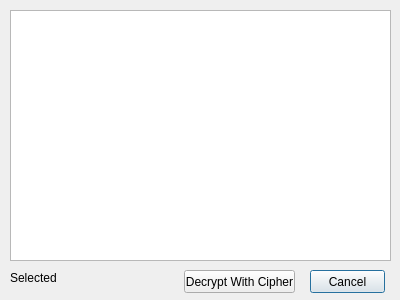
This is Code Breaking/CodeBreakerGUI/guesscipher.ui in jamesh1999/Misc-Programming as Qt 5 draws it before an edit. The edited form follows.
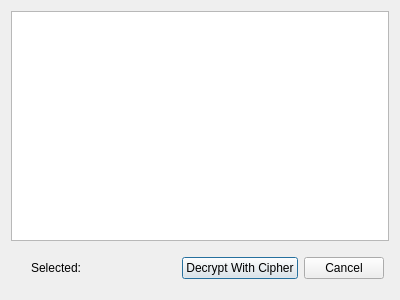
This is the edited form.

```diff
--- a/Code Breaking/CodeBreakerGUI/guesscipher.ui
+++ b/Code Breaking/CodeBreakerGUI/guesscipher.ui
@@ -13,68 +13,67 @@
   <property name="windowTitle">
    <string>Dialog</string>
   </property>
-  <widget class="QPushButton" name="pushButton">
-   <property name="geometry">
-    <rect>
-     <x>310</x>
-     <y>270</y>
-     <width>75</width>
-     <height>23</height>
-    </rect>
-   </property>
-   <property name="text">
-    <string>Cancel</string>
-   </property>
-  </widget>
-  <widget class="QPushButton" name="pushButton_2">
-   <property name="geometry">
-    <rect>
-     <x>184</x>
-     <y>270</y>
-     <width>111</width>
-     <height>23</height>
-    </rect>
-   </property>
-   <property name="text">
-    <string>Decrypt With Cipher</string>
-   </property>
-  </widget>
-  <widget class="QListWidget" name="listWidget">
-   <property name="geometry">
-    <rect>
-     <x>10</x>
-     <y>10</y>
-     <width>381</width>
-     <height>251</height>
-    </rect>
-   </property>
-  </widget>
+  <layout class="QVBoxLayout" name="verticalLayout_2">
+   <item>
+    <widget class="QListWidget" name="listWidget"/>
+   </item>
+   <item>
+    <layout class="QHBoxLayout" name="horizontalLayout">
+     <property name="leftMargin">
+      <number>20</number>
+     </property>
+     <property name="topMargin">
+      <number>10</number>
+     </property>
+     <property name="rightMargin">
+      <number>5</number>
+     </property>
+     <property name="bottomMargin">
+      <number>10</number>
+     </property>
+     <item>
   <widget class="QLabel" name="label">
-   <property name="geometry">
-    <rect>
-     <x>10</x>
-     <y>270</y>
-     <width>47</width>
-     <height>16</height>
-    </rect>
-   </property>
    <property name="text">
     <string>Selected:</string>
    </property>
   </widget>
+     </item>
+     <item>
   <widget class="QLabel" name="selection">
-   <property name="geometry">
-    <rect>
-     <x>60</x>
-     <y>270</y>
-     <width>121</width>
-     <height>16</height>
-    </rect>
-   </property>
    <property name="text">
     <string/>
    </property>
   </widget>
+     </item>
+     <item>
+      <widget class="QPushButton" name="pushButton_2">
+       <property name="sizePolicy">
+        <sizepolicy hsizetype="Minimum" vsizetype="Minimum">
+         <horstretch>0</horstretch>
+         <verstretch>0</verstretch>
+        </sizepolicy>
+       </property>
+       <property name="text">
+        <string>Decrypt With Cipher</string>
+       </property>
+      </widget>
+     </item>
+     <item>
+      <widget class="QPushButton" name="pushButton">
+       <property name="sizePolicy">
+        <sizepolicy hsizetype="Minimum" vsizetype="Minimum">
+         <horstretch>0</horstretch>
+         <verstretch>0</verstretch>
+        </sizepolicy>
+       </property>
+       <property name="text">
+        <string>Cancel</string>
+       </property>
+      </widget>
+     </item>
+    </layout>
+   </item>
+  </layout>
  </widget>
  <resources/>
  <connections/>
```
Left out of the diff: 5 changed lines with no effect on the pictures. Lines whose indentation alone changed are shown as unchanged.
